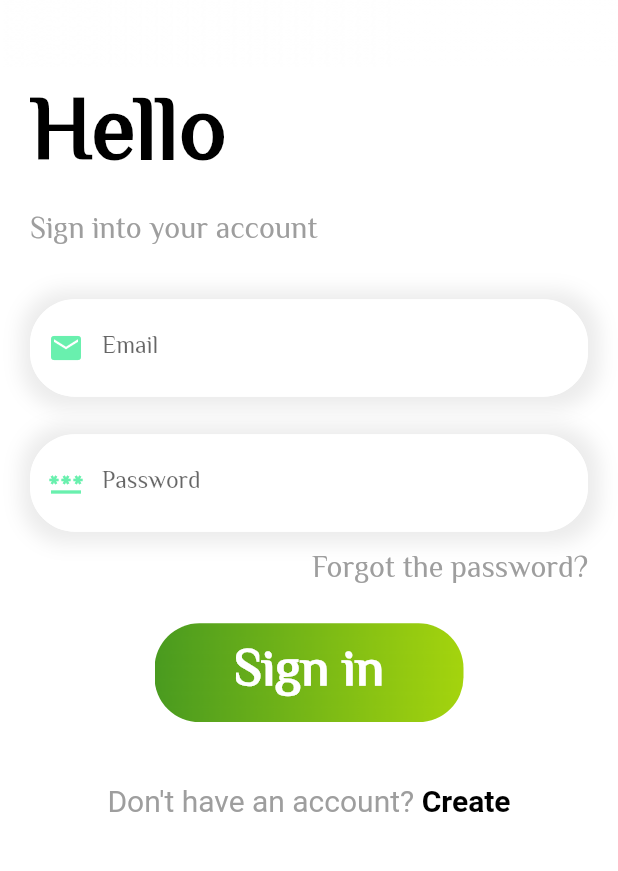
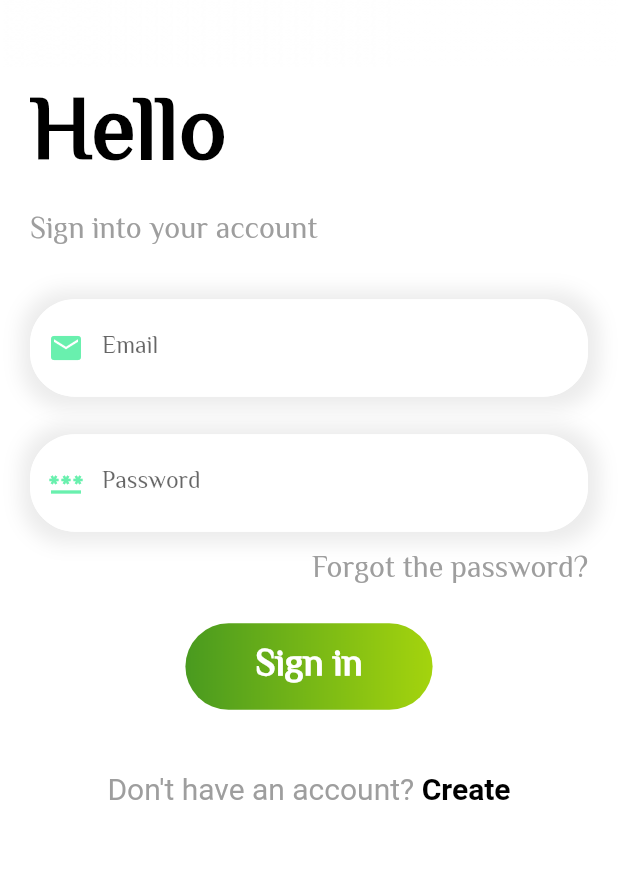
Before and after one commit to Meruyertta/HelpSys, a Flutter app: the screen it shows after launch, on a phone screen of 412 x 824 dp, the part 304-1175 px from its top. Run offline on Flutter 3.47's test engine with Material 2 defaults, Android fonts, the phone set to English and light mode, and no system bars; our stand-ins replace firebase_auth, firebase_core, get; accounts and stored records are empty.

Commit message:
small changes to design

```diff
--- a/lib/login_page.dart
+++ b/lib/login_page.dart
@@ -153,8 +153,8 @@ class _LoginPageState extends State<LoginPage> {
                 AuthController.instance.login(emailController.text.trim(), passwordController.text.trim());
               },
               child: Container(
-                width: w * 0.5,
-                height: h * 0.08,
+                width: w * 0.4,
+                height: h * 0.07,
                 decoration: BoxDecoration(
                     borderRadius: BorderRadius.circular(30),
                     image: DecorationImage(
@@ -165,7 +165,7 @@ class _LoginPageState extends State<LoginPage> {
                       style: TextStyle(
                         fontWeight: FontWeight.bold,
                         color: Colors.white,
-                        fontSize: 35,
+                        fontSize: 25,
                       )),
                 ),
               ),
--- a/lib/signup_page.dart
+++ b/lib/signup_page.dart
@@ -146,7 +146,7 @@ class SignUpPage extends StatelessWidget {
                       style: TextStyle(
                         fontWeight: FontWeight.bold,
                         color: Colors.white,
-                        fontSize: 30,
+                        fontSize: 25,
                       )),
                 ),
               ),
--- a/lib/welcome_page.dart
+++ b/lib/welcome_page.dart
@@ -65,7 +65,7 @@ class WelcomePage extends StatelessWidget {
                       style: TextStyle(
                         fontWeight: FontWeight.bold,
                         color: Colors.white,
-                        fontSize: 30,
+                        fontSize: 20,
                       )),
                 ),
               ),
```
Also changed, not shown: lib/forgot_password_page.dart (+3 -4 lines).
